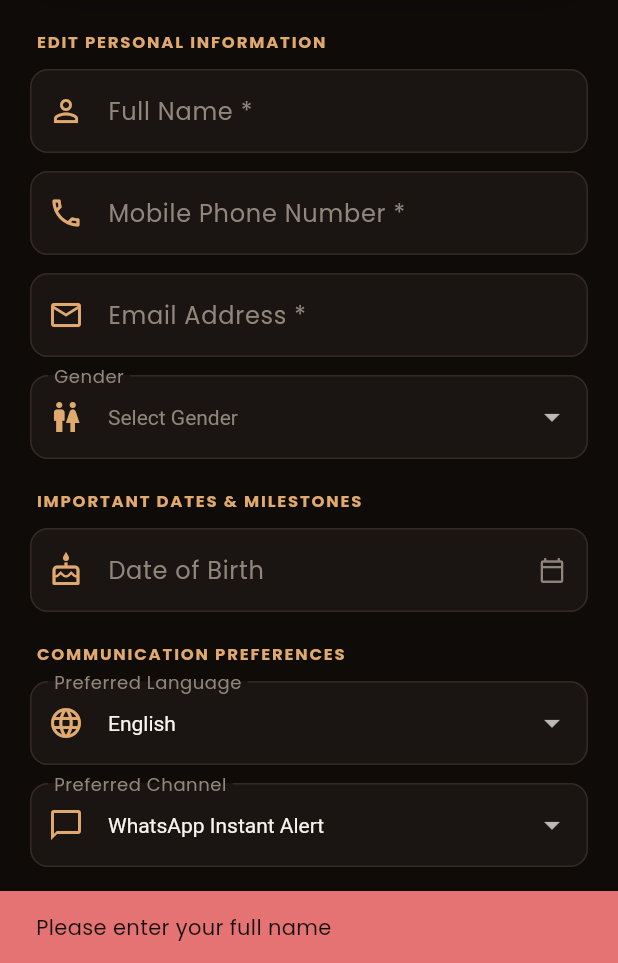
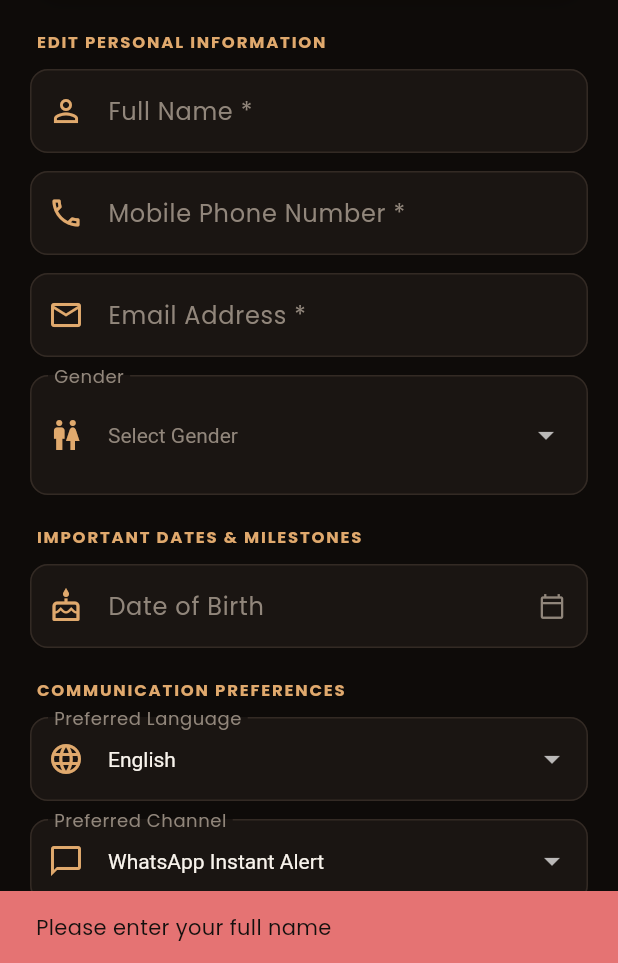
Before and after one commit to beerayona2101-bot/SPY_Salon, a Flutter app: the ProfileScreen screen opened directly, after a tap on "Edit Profile", after a tap on "Save Changes", on a phone screen of 412 x 824 dp, the part 273-1236 px from its top. Run offline on Flutter 3.47's test engine with Material 3 defaults, Android fonts, the phone set to English and light mode, and no system bars; our stand-ins replace firebase_core, firebase_messaging, flutter_local_notifications, google_fonts, open_filex, pdf and 3 more; accounts and stored records are empty; network calls fail.

```diff
--- a/mobile_app/lib/screens/profile_screen.dart
+++ b/mobile_app/lib/screens/profile_screen.dart
@@ -130,9 +130,9 @@ class _ProfileScreenState extends State<ProfileScreen> {
           ),
         );
         if (isSuccess) {
-          final updatedUser = (res['user'] is Map<String, dynamic>)
-              ? res['user'] as Map<String, dynamic>
-              : await ApiService.fetchCurrentUserProfile();
+          // Always re-fetch from backend after save to guarantee latest data is shown.
+          // This avoids stale state if the save response omits or mis-nests the user object.
+          final updatedUser = await ApiService.fetchCurrentUserProfile();
           if (mounted) {
             setState(() {
               if (updatedUser != null) {
@@ -452,24 +452,9 @@ class _ProfileScreenState extends State<ProfileScreen> {
         ),
         const SizedBox(height: 12),
 
-        // Gender Dropdown
-        DropdownButtonFormField<String>(
-          initialValue: ['Female', 'Male', 'Non-Binary', 'Prefer Not to Say'].contains(_gender) ? _gender : null,
-          dropdownColor: colors.cardSurface,
-          style: TextStyle(color: colors.textPrimary, fontSize: 14),
-          hint: Text(
-            'Select Gender',
-            style: TextStyle(color: colors.textMuted, fontSize: 14),
-          ),
-          items: const [
-            DropdownMenuItem(value: 'Female', child: Text('Female')),
-            DropdownMenuItem(value: 'Male', child: Text('Male')),
-            DropdownMenuItem(value: 'Non-Binary', child: Text('Non-Binary')),
-            DropdownMenuItem(value: 'Prefer Not to Say', child: Text('Prefer Not to Say')),
-          ],
-          onChanged: (val) {
-            if (val != null) setState(() => _gender = val);
-          },
+        // Gender Dropdown — uses DropdownButton (not DropdownButtonFormField) so that
+        // the selected value is fully controlled by _gender state and re-renders on setState.
+        InputDecorator(
           decoration: InputDecoration(
             labelText: 'Gender',
             labelStyle: TextStyle(color: colors.textMuted),
@@ -478,6 +463,24 @@ class _ProfileScreenState extends State<ProfileScreen> {
             fillColor: colors.inputBackground,
             border: OutlineInputBorder(borderRadius: BorderRadius.circular(12), borderSide: BorderSide(color: colors.cardBorder)),
             enabledBorder: OutlineInputBorder(borderRadius: BorderRadius.circular(12), borderSide: BorderSide(color: colors.cardBorder)),
+          ),
+          child: DropdownButtonHideUnderline(
+            child: DropdownButton<String>(
+              value: ['Female', 'Male', 'Non-Binary', 'Prefer Not to Say'].contains(_gender) ? _gender : null,
+              isExpanded: true,
+              dropdownColor: colors.cardSurface,
+              style: TextStyle(color: colors.textPrimary, fontSize: 14),
+              hint: Text('Select Gender', style: TextStyle(color: colors.textMuted, fontSize: 14)),
+              items: const [
+                DropdownMenuItem(value: 'Female', child: Text('Female')),
+                DropdownMenuItem(value: 'Male', child: Text('Male')),
+                DropdownMenuItem(value: 'Non-Binary', child: Text('Non-Binary')),
+                DropdownMenuItem(value: 'Prefer Not to Say', child: Text('Prefer Not to Say')),
+              ],
+              onChanged: (val) {
+                if (val != null) setState(() => _gender = val);
+              },
+            ),
           ),
         ),
         const SizedBox(height: 20),
```
